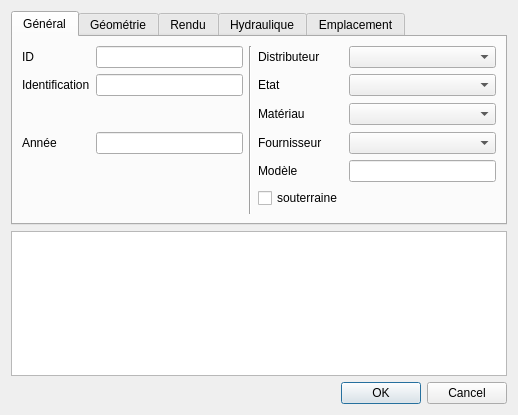
qwat/QWAT, file qgis-project/ui_forms/hydrant.ui: the form before one commit.
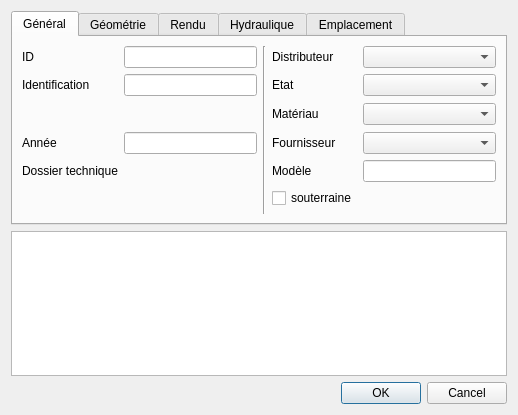
The form after the commit. Custom widgets are drawn as their Qt base class.

Commit message: fk_folder widget update; poignée details to valve

Patch:
```diff
--- a/qgis-project/ui_forms/hydrant.ui
+++ b/qgis-project/ui_forms/hydrant.ui
@@ -148,6 +148,16 @@
          </property>
         </widget>
        </item>
+       <item row="4" column="1" rowspan="2">
+        <widget class="QgsRelationReferenceWidget" name="fk_folder"/>
+       </item>
+       <item row="4" column="0">
+        <widget class="QLabel" name="label_4">
+         <property name="text">
+          <string>Dossier technique</string>
+         </property>
+        </widget>
+       </item>
       </layout>
      </widget>
      <widget class="QWidget" name="tab_2">
@@ -443,6 +453,13 @@
    </item>
   </layout>
  </widget>
+ <customwidgets>
+  <customwidget>
+   <class>QgsRelationReferenceWidget</class>
+   <extends>QWidget</extends>
+   <header>qgsrelationreferencewidget.h</header>
+  </customwidget>
+ </customwidgets>
  <resources/>
  <connections>
   <connection>
```
The commit also changes 1 other file.
